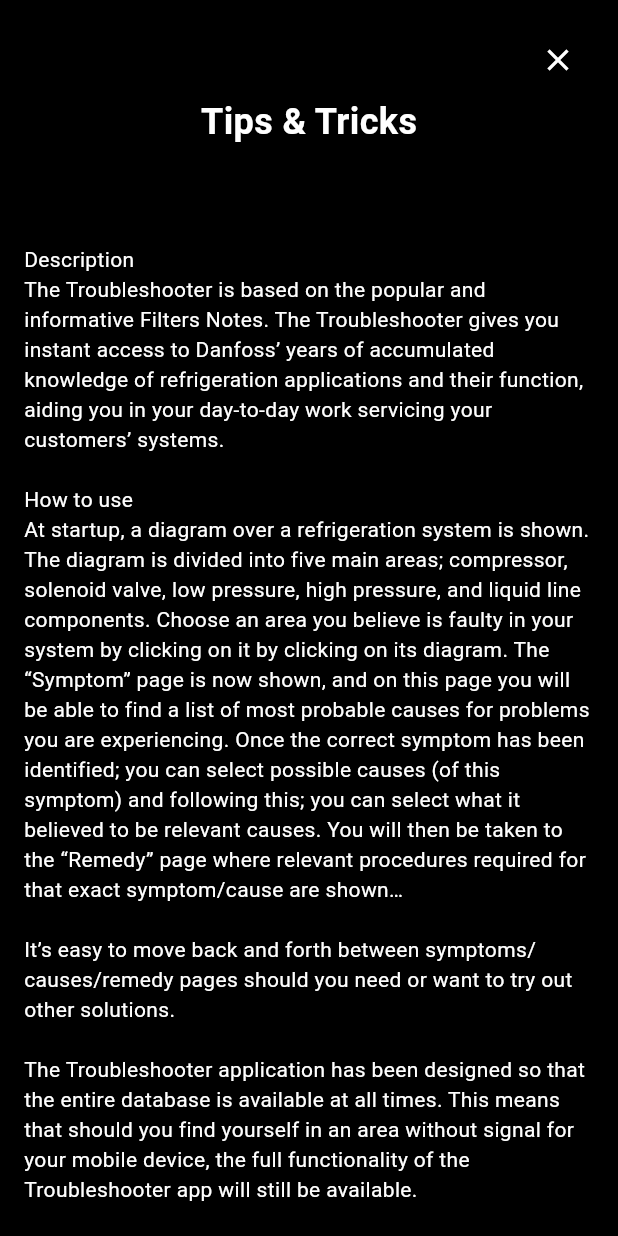
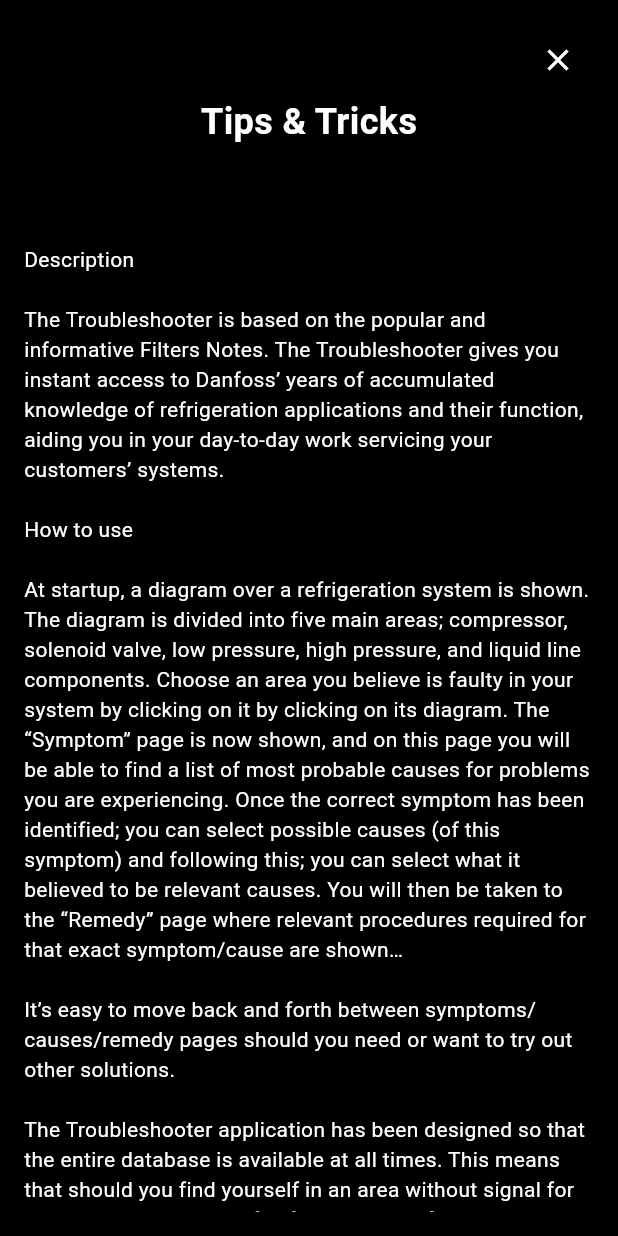
Before and after one commit to zeeshanhaider5121472/haiderWebApp, a Flutter app: the screen it shows after launch, in the side drawer, after a tap on "Tips & Tricks", on a phone screen of 412 x 824 dp. Run offline on Flutter 3.47's test engine with Material 3 defaults, Android fonts, the phone set to English and light mode, and no system bars; our stand-ins replace go_router, share_plus, stacked; project files that could hold a hidden picture were left out.

Commit message:
tips working

```diff
--- a/lib/reusable_widgets/sidemenu/sidemenu_vu.dart
+++ b/lib/reusable_widgets/sidemenu/sidemenu_vu.dart
@@ -225,8 +225,10 @@
       backgroundColor: Colors.black, // Background color
       insetPadding: const EdgeInsets.all(0), // No padding around the dialog
       child: Container(
+        height: MediaQuery.of(context).size.height,
         padding: const EdgeInsets.all(16),
         decoration: BoxDecoration(borderRadius: BorderRadius.circular(0)),
+        child: SingleChildScrollView(
           child: Column(
             mainAxisSize: MainAxisSize.max,
             children: [
@@ -252,8 +254,10 @@
                 width: 600,
                 child: Text(
                   'Description\n'
+                  "\n"
                   'The Troubleshooter is based on the popular and informative Filters Notes. The Troubleshooter gives you instant access to Danfoss’ years of accumulated knowledge of refrigeration applications and their function, aiding you in your day-to-day work servicing your customers’ systems.\n\n'
                   'How to use\n'
+                  "\n"
                   'At startup, a diagram over a refrigeration system is shown. The diagram is divided into five main areas; compressor, solenoid valve, low pressure, high pressure, and liquid line components. Choose an area you believe is faulty in your system by clicking on it by clicking on its diagram. The “Symptom” page is now shown, and on this page you will be able to find a list of most probable causes for problems you are experiencing. Once the correct symptom has been identified; you can select possible causes (of this symptom) and following this; you can select what it believed to be relevant causes. You will then be taken to the “Remedy” page where relevant procedures required for that exact symptom/cause are shown…\n\n'
                   'It’s easy to move back and forth between symptoms/causes/remedy pages should you need or want to try out other solutions.\n\n'
                   'The Troubleshooter application has been designed so that the entire database is available at all times. This means that should you find yourself in an area without signal for your mobile device, the full functionality of the Troubleshooter app will still be available.',
@@ -263,6 +267,7 @@
             ],
           ),
         ),
+      ),
     );
   }
 }
```
Lines whose indentation alone changed are shown as unchanged.
